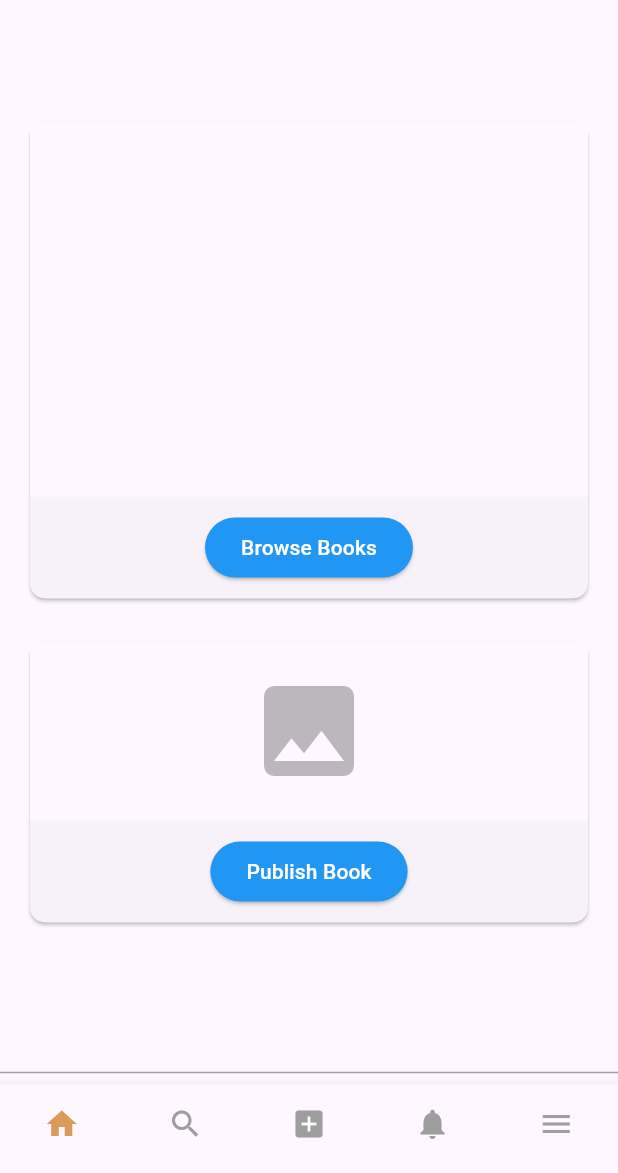
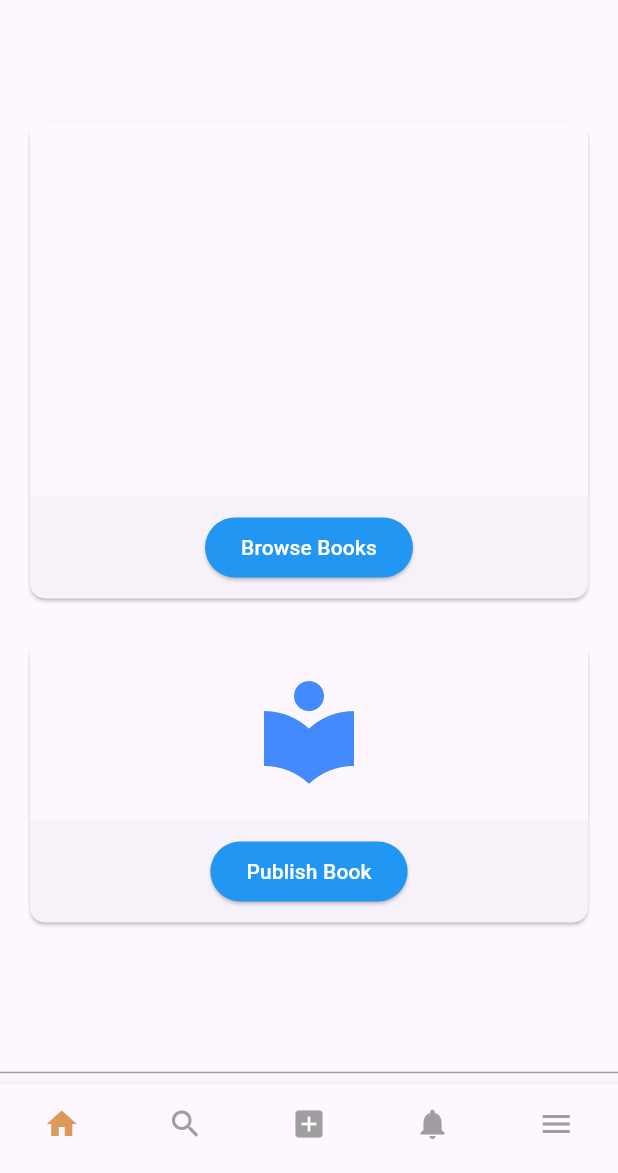
Before and after one commit to ISIS3510-202510-Team-41/bookyo-flutter, a Flutter app: the HomeView screen opened directly, on a phone screen of 412 x 824 dp, the part 63-1236 px from its top. Run offline on Flutter 3.47's test engine with Material 3 defaults, Android fonts, the phone set to English and light mode, and no system bars; drawn by our look-alikes of carousel_slider; our stand-ins replace connectivity_plus, hive, hive_flutter, image_picker, shared_preferences; missing offline and left inert: amplify_api, amplify_auth_cognito, amplify_core, amplify_flutter, amplify_storage_s3; accounts and stored records are empty.

Commit message:
PublishHomeIcon

```diff
--- a/lib/views/home_view.dart
+++ b/lib/views/home_view.dart
@@ -131,6 +131,7 @@ class _HomeScreen extends StatelessWidget {
               _OptionCard(
                 title: "Publish Book",
                 onTap: () => _onItemTapped(context, 2),
+                imageContent: const Icon(Icons.local_library, size: 80, color: Colors.blueAccent),
               ),
             ],
           ),
```
